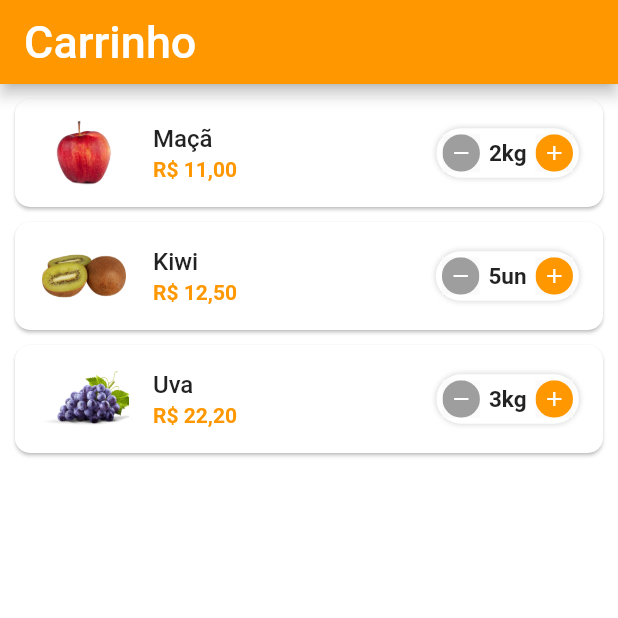
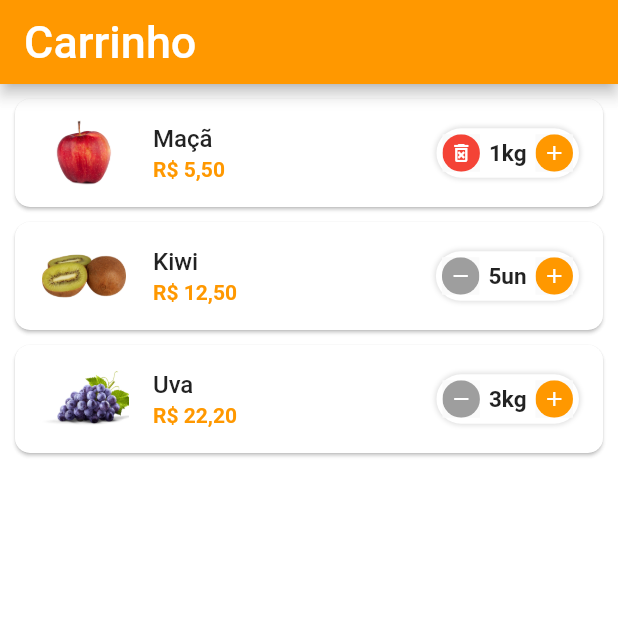
Before and after one commit to emersonbarina/quitanda-course-frontend, a Flutter app: the CartTab screen opened directly, on a phone screen of 412 x 824 dp, the top half of it. Run offline on Flutter 3.47's test engine with Material 2 defaults, Android fonts, the phone set to English and light mode, and no system bars; our stand-ins replace animated_text_kit, badges, mask_text_input_formatter.

Commit message:
Login UI - Cart - Change Icon Quantity for 1

```diff
--- a/lib/scr/components/quantity_widget.dart
+++ b/lib/scr/components/quantity_widget.dart
@@ -5,12 +5,15 @@ class QuantityWidget extends StatelessWidget {
   const QuantityWidget({
     Key? key,
     required this.value,
-    required this.suffixText, required this.result,
+    required this.suffixText,
+    required this.result,
+    this.isRemovable = false,
   }) : super(key: key);
 
   final int value;
   final String suffixText;
   final Function(int quantity) result;
+  final bool isRemovable;
 
   @override
   Widget build(BuildContext context) {
@@ -31,11 +34,15 @@ class QuantityWidget extends StatelessWidget {
         mainAxisSize: MainAxisSize.min,
         children: [
           _QuantityButton(
-            color: Colors.grey,
-            icon: Icons.remove,
+            color: !isRemovable || value > 1
+                ? Colors.grey
+                : tColorsBadge,
+            icon: !isRemovable || value > 1
+                ? Icons.remove
+                : Icons.delete_forever_outlined,
             onPressed: () {
               int resultCount;
-              if(value > 1) {
+              if (value > 1) {
                 resultCount = value - 1;
               } else {
                 resultCount = value;
--- a/lib/scr/constants/app_data.dart
+++ b/lib/scr/constants/app_data.dart
@@ -78,7 +78,7 @@ List<String> categories = [
 List<CartItemModel> cartItems = [
   CartItemModel(
     item: apple,
-    quantity: 2,
+    quantity: 1,
   ),
   CartItemModel(
     item: kiwi,
--- a/lib/scr/pages/cart/widgets/cart_tile.dart
+++ b/lib/scr/pages/cart/widgets/cart_tile.dart
@@ -50,6 +50,7 @@ class CartTile extends StatelessWidget {
           suffixText: cartItem.item.unit,
           value: cartItem.quantity,
           result: (quantity) {},
+          isRemovable: true,
         ),
       ),
     );
```
